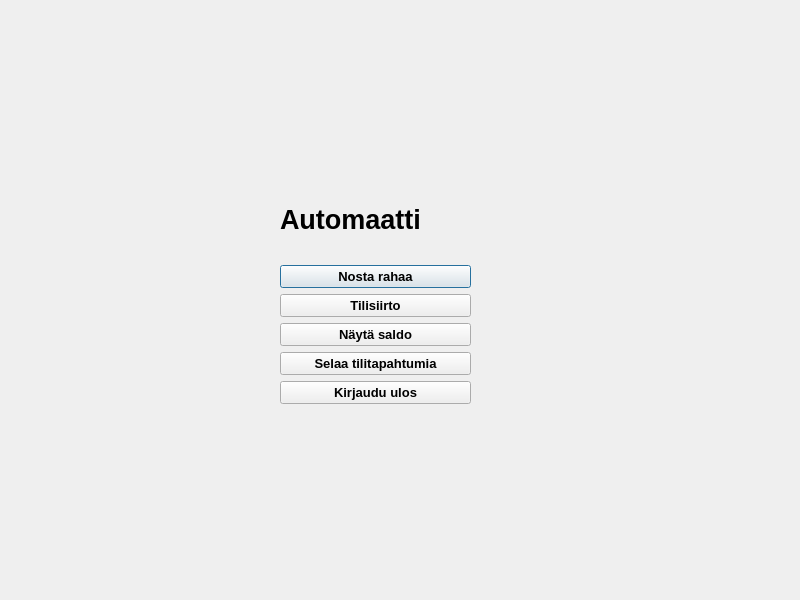
Before: the Qt Designer form qt_frontend/ATM/valikko.ui in ssaukkonen/BankSimul_ryhma_31, drawn with Qt 5.
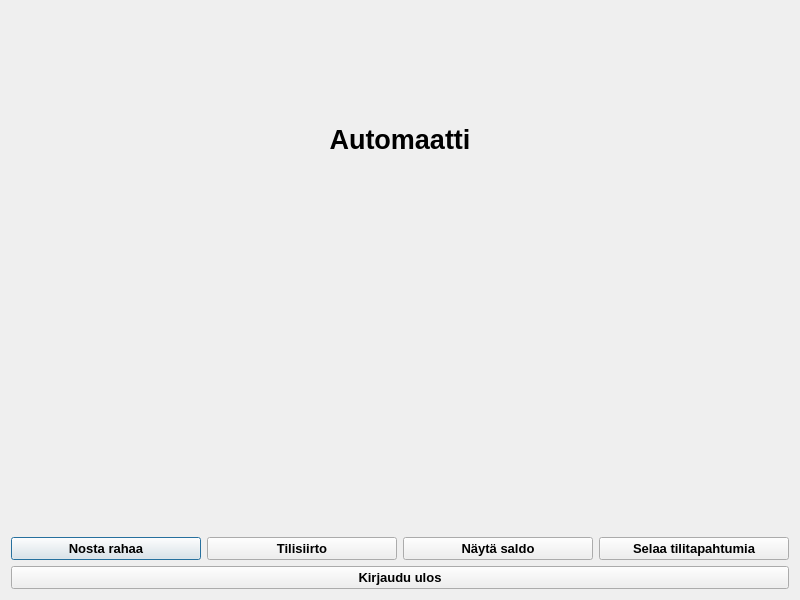
After: the same form once the commit is applied.

Diff of the .ui file:
```diff
--- a/qt_frontend/ATM/valikko.ui
+++ b/qt_frontend/ATM/valikko.ui
@@ -13,15 +13,6 @@
   <property name="windowTitle">
    <string>Dialog</string>
   </property>
-  <widget class="QWidget" name="">
-   <property name="geometry">
-    <rect>
-     <x>280</x>
-     <y>180</y>
-     <width>191</width>
-     <height>224</height>
-    </rect>
-   </property>
    <layout class="QGridLayout" name="gridLayout">
     <item row="0" column="0">
      <layout class="QVBoxLayout" name="verticalLayout">
@@ -37,8 +28,30 @@
         <property name="text">
          <string>Automaatti</string>
         </property>
-       </widget>
-      </item>
+       <property name="alignment">
+        <set>Qt::AlignCenter</set>
+       </property>
+      </widget>
+     </item>
+     <item>
+      <widget class="QLabel" name="labelFnameLname">
+       <property name="font">
+        <font>
+         <pointsize>10</pointsize>
+         <weight>75</weight>
+         <bold>true</bold>
+        </font>
+       </property>
+       <property name="text">
+        <string/>
+       </property>
+       <property name="alignment">
+        <set>Qt::AlignCenter</set>
+       </property>
+      </widget>
+     </item>
+     <item>
+      <layout class="QHBoxLayout" name="horizontalLayout">
       <item>
        <widget class="QPushButton" name="pushButton_3">
         <property name="font">
@@ -97,7 +110,7 @@
       </item>
      </layout>
     </item>
-    <item row="1" column="0">
+     <item>
      <widget class="QPushButton" name="pushButton_5">
       <property name="font">
        <font>
@@ -112,7 +125,8 @@
      </widget>
     </item>
    </layout>
-  </widget>
+   </item>
+  </layout>
  </widget>
  <resources/>
  <connections/>
```
Lines whose indentation alone changed are shown as unchanged.
